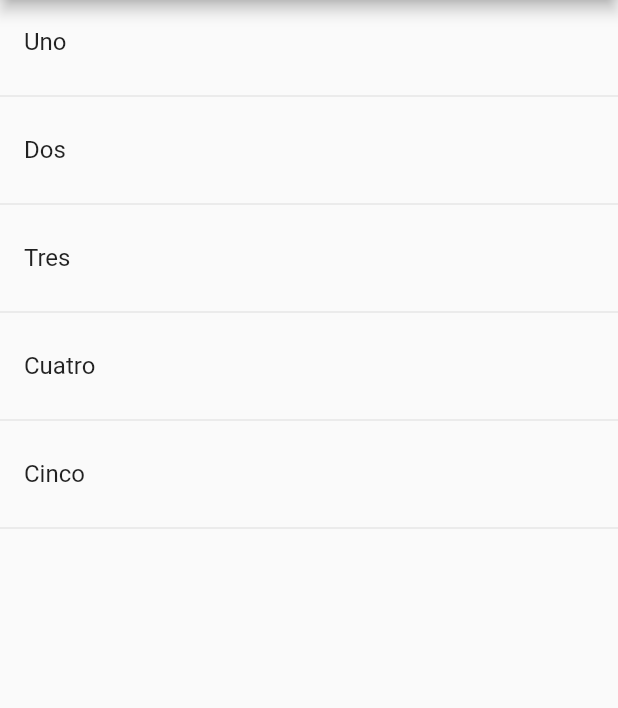
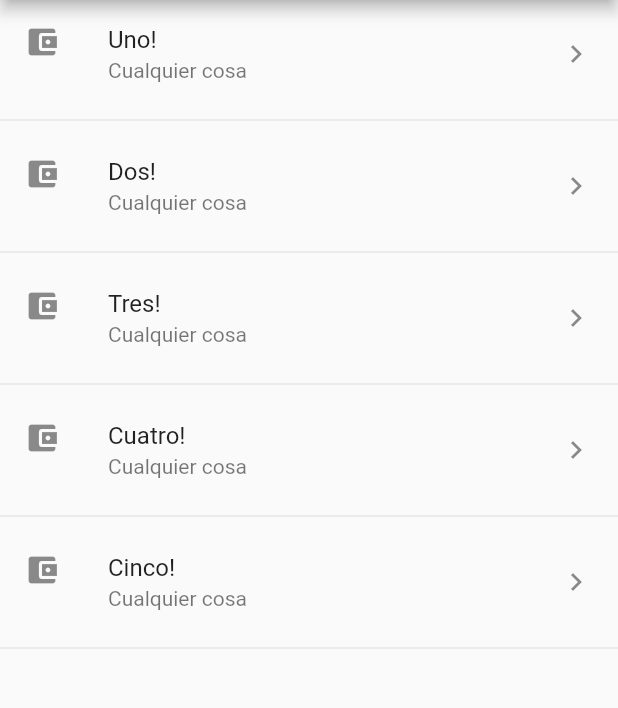
Before and after one commit to marlasantos24/Seccion6_ComponentesFlutter, a Flutter app: the screen it shows after launch, on a phone screen of 412 x 824 dp, the part 84-792 px from its top. Run offline on Flutter 3.47's test engine with Material 2 defaults, Android fonts, the phone set to English and light mode, and no system bars.

Commit message:
MetodoMap_EnLasListas

```diff
--- a/lib/src/pages/home_temp.dart
+++ b/lib/src/pages/home_temp.dart
@@ -10,7 +10,8 @@ class HomePageTemp extends StatelessWidget {
         title: Text('Componentes Temp'),
       ),
       body: ListView(
-        children: _crearItems()
+        //children: _crearItems()
+        children: _crearItemsCorta()
       ),
     );
 
@@ -28,7 +29,22 @@ class HomePageTemp extends StatelessWidget {
     return lista;
   }
   List<Widget> _crearItemsCorta(){
-    return [];
+
+    var widgets = opciones.map((item){
+      return Column(
+        children: [
+          ListTile(
+            title: Text(item + '!'),
+            subtitle: Text('Cualquier cosa'),
+            leading: Icon(Icons.account_balance_wallet),
+            trailing: Icon(Icons.keyboard_arrow_right),
+            onTap: (){},
+          ),
+          Divider()
+        ],
+      );
+    }).toList();
+    return widgets;
   }
 
 }
```
